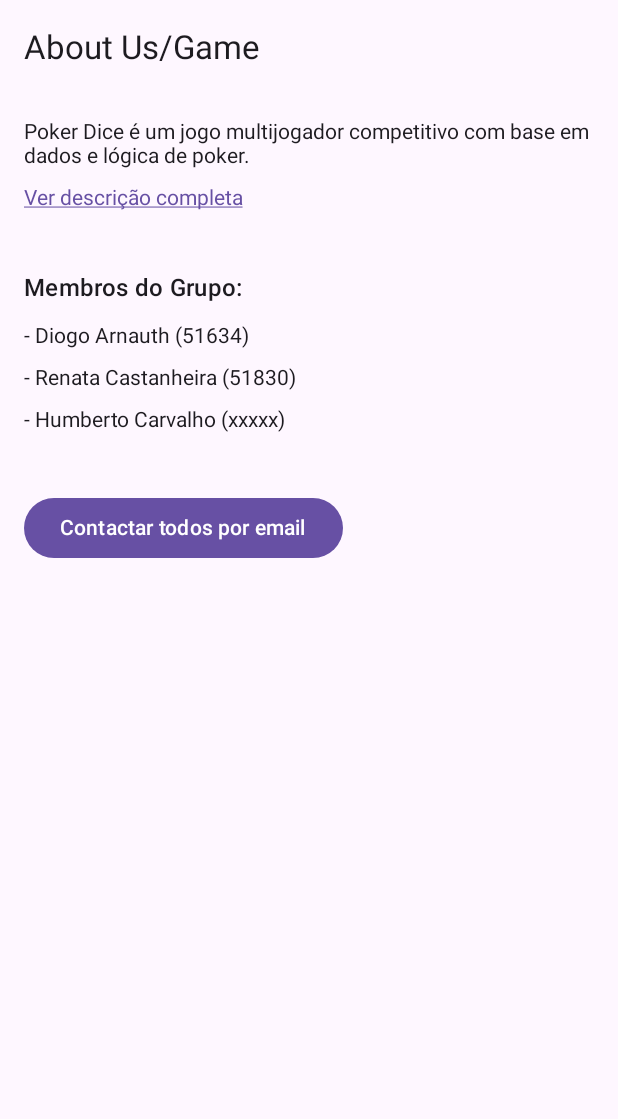
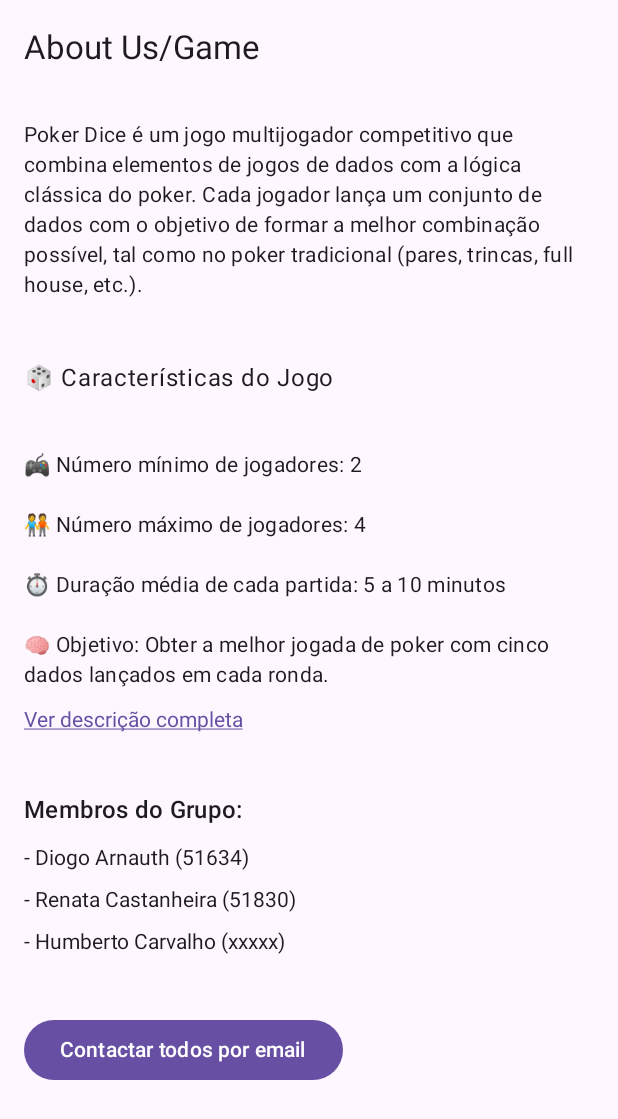
Before and after one commit to Diogoarnauth/PokerDice-Mobile, an Android app built with Jetpack Compose: the @Preview function AboutScreenViews, on a phone screen of 412 x 824 dp. Shown: the top 1119 px of the screen. Run offline under Robolectric (Android 15) with nearby library versions, the phone set to English and light mode, and no system bars.

```diff
--- a/app/src/main/java/com/example/chelasmultiplayerpokerdice/aboutScreen/aboutScreenView.kt
+++ b/app/src/main/java/com/example/chelasmultiplayerpokerdice/aboutScreen/aboutScreenView.kt
@@ -48,7 +48,24 @@ fun AboutScreenView(
         ) {
 
             // Descrição geral
-            Text("Poker Dice é um jogo multijogador competitivo com base em dados e lógica de poker.")
+            Text(
+                text = "Poker Dice é um jogo multijogador competitivo que combina elementos de jogos de dados com a lógica clássica do poker. Cada jogador lança um conjunto de dados com o objetivo de formar a melhor combinação possível, tal como no poker tradicional (pares, trincas, full house, etc.).",
+                style = MaterialTheme.typography.bodyMedium
+            )
+
+            Spacer(Modifier.height(16.dp))
+            Text(
+                text = "🎲 Características do Jogo\n",
+                style = MaterialTheme.typography.bodyLarge
+            )
+            Text(
+                text = "🎮 Número mínimo de jogadores: 2\n\n" +
+                        "🧑‍🤝‍🧑 Número máximo de jogadores: 4\n\n" +
+                        "⏱️ Duração média de cada partida: 5 a 10 minutos\n\n" +
+                        "🧠 Objetivo: Obter a melhor jogada de poker com cinco dados lançados em cada ronda.",
+                style = MaterialTheme.typography.bodyMedium
+            )
+
             Text(
                 text = "Ver descrição completa",
                 modifier = Modifier
@@ -97,7 +114,7 @@ fun AboutScreenViews() {
             Pair("Humberto Carvalho", "xxxxx"),
             ),
         emailList = listOf("dioarnauth@gmail.com", "renataCatanheira@gmail.com", "humbertoCarvalho@gmail.com"),
-        gameplayUrl = "linkzinho"
+        gameplayUrl = "https://en.wikipedia.org/wiki/Poker_dice"
 
     )
 }
```
